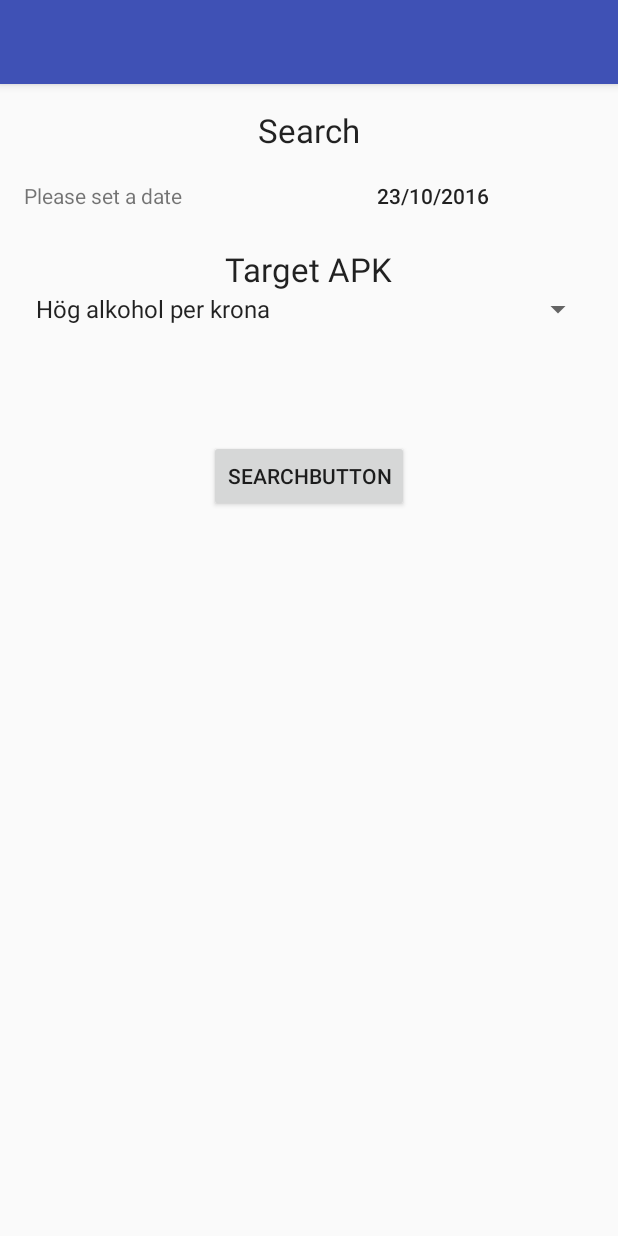
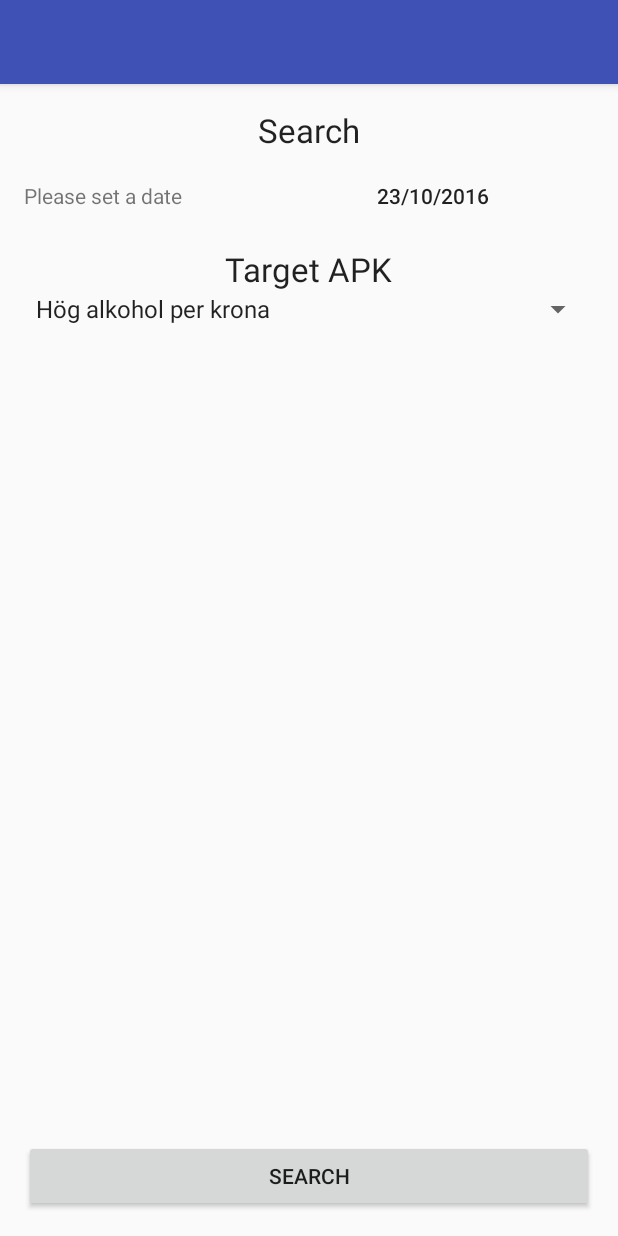
Before and after one commit to ThaH3lper/MAH_Project-3-Android, an Android app: the screen it shows after launch (SearchActivity), on a phone screen of 412 x 824 dp. Run offline under Robolectric (Android 15) with nearby library versions, the phone set to English and light mode, and no system bars.

Commit message:
revert 'initial commit'

```diff
--- a/EthaPlanner/app/src/main/java/se/mah/homebois/ethaplanner/views/MainActivity.java
+++ b/EthaPlanner/app/src/main/java/se/mah/homebois/ethaplanner/views/MainActivity.java
@@ -10,6 +10,7 @@ import android.view.View;
 import android.view.Menu;
 import android.view.MenuItem;
 import android.widget.TextView;
+import android.widget.Toast;
 
 import com.google.android.gms.location.LocationServices;
 
@@ -86,7 +87,9 @@ public class MainActivity extends AppCompatActivity {
         int id = item.getItemId();
 
         if (id == R.id.action_settings) {
-            return true;
+            String toastname = "EthaPlanner©, by Patrik Nilsson, Simon Bothen, Tim Lindstam";
+
+            Toast.makeText(this, toastname, Toast.LENGTH_LONG).show();
         }
 
         return super.onOptionsItemSelected(item);
--- a/EthaPlanner/app/src/main/res/layout/content_search.xml
+++ b/EthaPlanner/app/src/main/res/layout/content_search.xml
@@ -66,11 +66,13 @@
         </LinearLayout>
 
         <LinearLayout
-            android:layout_width="match_parent"
+            android:layout_width="fill_parent"
             android:layout_height="wrap_content"
             android:gravity="center"
             android:orientation="vertical"
-            android:paddingTop="10dp">
+            android:paddingTop="10dp"
+            android:weightSum="1"
+            android:layout_weight="0">
 
             <TextView
                 android:id="@+id/textView"
@@ -94,14 +96,16 @@
             android:layout_alignParentStart="true"
             android:layout_alignParentTop="true"
             android:orientation="vertical"
-            android:paddingTop="75dp">
+            android:weightSum="0"
+            android:layout_weight="1"
+            android:gravity="bottom">
 
             <Button
                 android:id="@+id/btnSearch"
-                android:layout_width="wrap_content"
+                android:layout_width="fill_parent"
                 android:layout_height="wrap_content"
                 android:layout_gravity="center_horizontal"
-                android:text="searchButton"/>
+                android:text="@string/Search"/>
         </LinearLayout>
     </LinearLayout>
 
--- a/EthaPlanner/app/src/main/res/values/strings.xml
+++ b/EthaPlanner/app/src/main/res/values/strings.xml
@@ -1,11 +1,13 @@
 <resources>
     <string name="app_name">Etha Planner</string>
-    <string name="action_settings">Settings</string>
+    <string name="action_settings">About</string>
 
+    //Search Strings
     <string name="Search">Search</string>
     <string name="Please_set_a_date">Please set a date</string>
     <string name="Please_set_target_APK">Target APK</string>
 
+    //
     <string name="weather_high">Max temperature: %s°C</string>
     <string name="weather_low">Min temperature: %s°C</string>
 
```
